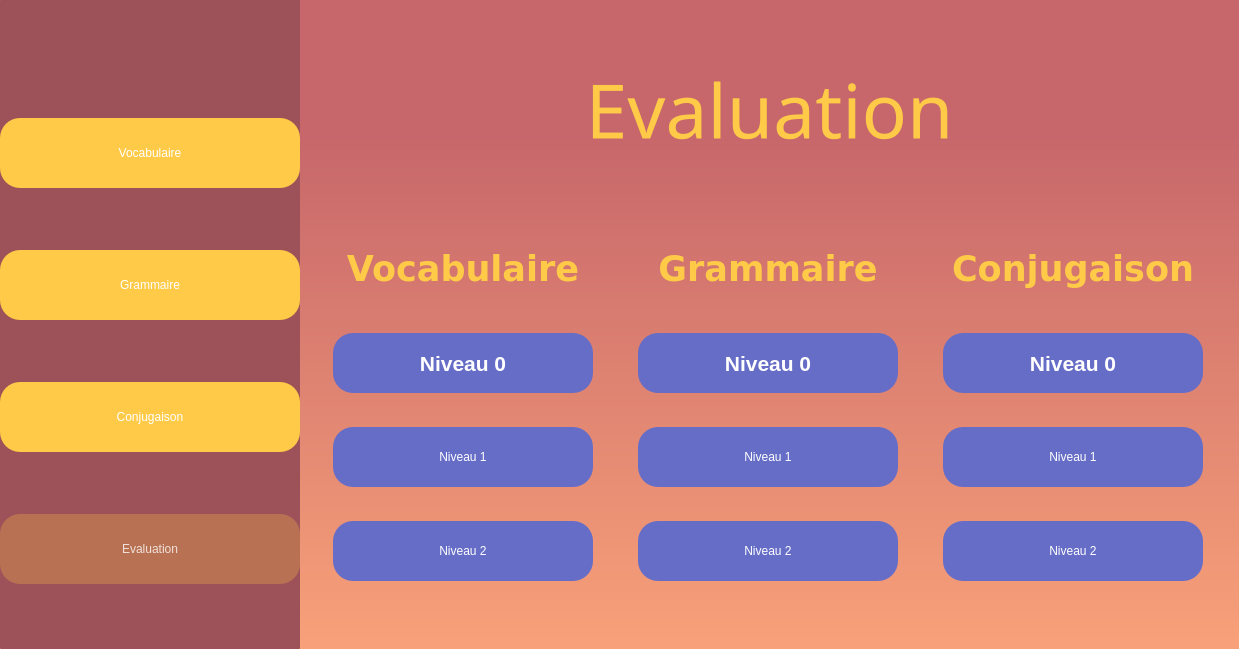
Before: the Qt Designer form Screens/Evaluation/evaluation_menuPage.ui in naderite/french-learn-app, drawn with Qt 5.
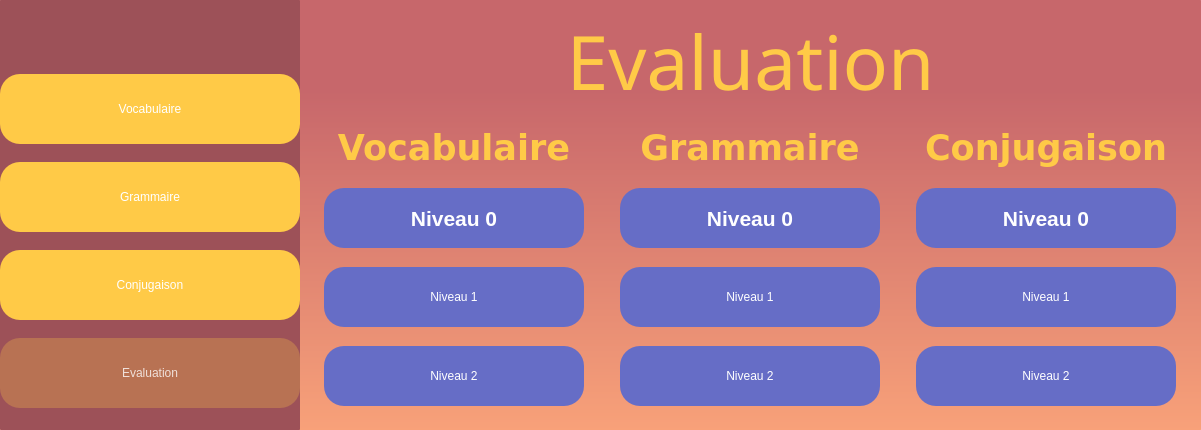
After: the same form once the commit is applied.

```diff
--- a/Screens/Evaluation/evaluation_menuPage.ui
+++ b/Screens/Evaluation/evaluation_menuPage.ui
@@ -6,8 +6,8 @@
    <rect>
     <x>0</x>
     <y>0</y>
-    <width>1239</width>
-    <height>649</height>
+    <width>1201</width>
+    <height>430</height>
    </rect>
   </property>
   <property name="windowTitle">
```
